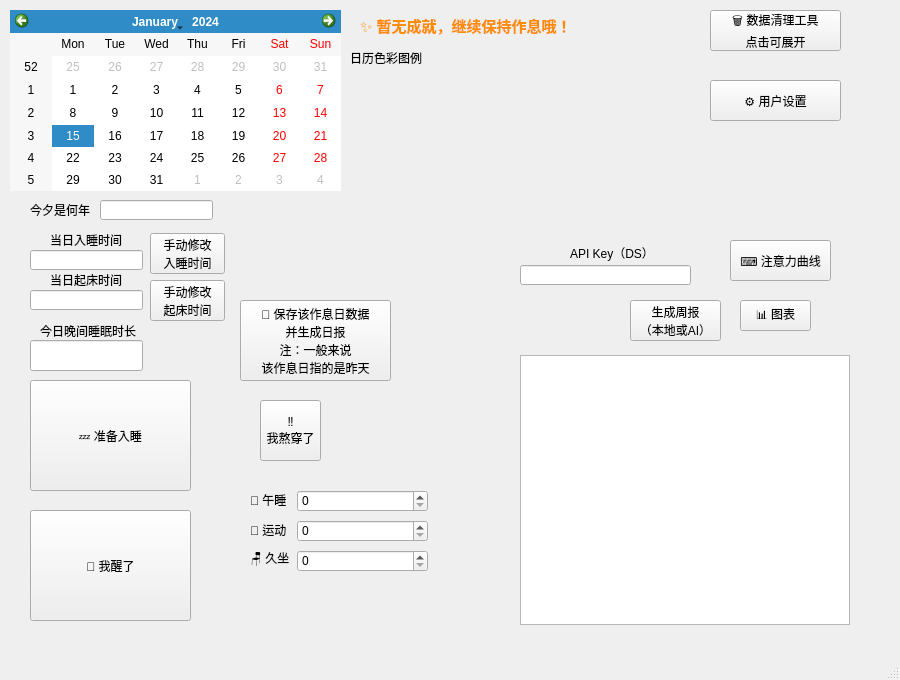
Above: SleepManagement/mainwindow.ui from SillyAndyZeng/Stack-Overflow-Sleeping before the change. Below: the same form after it.
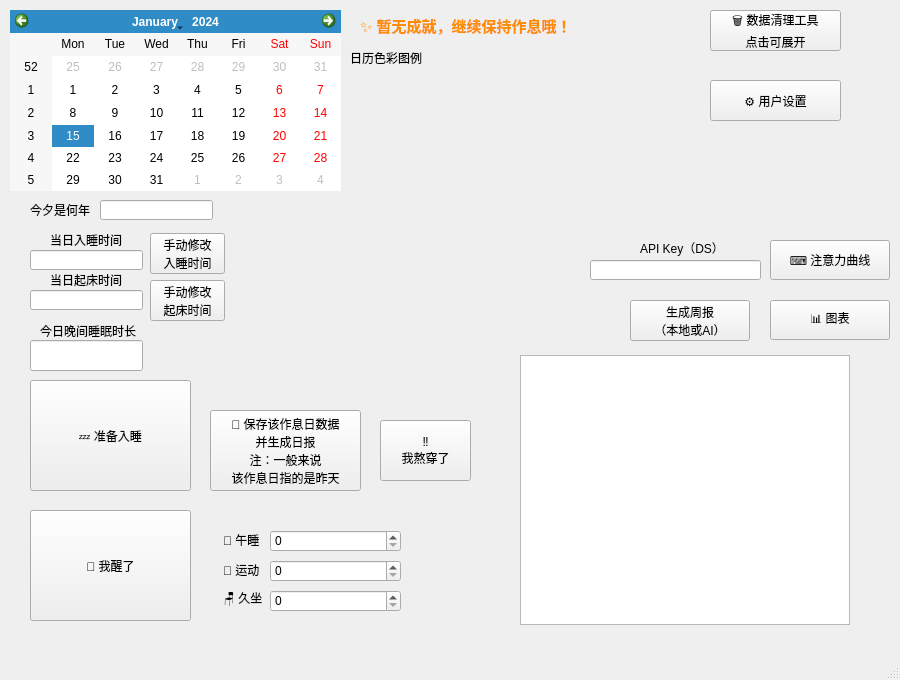
That is the form after the change.

The edit to the form file:
```diff
--- a/SleepManagement/mainwindow.ui
+++ b/SleepManagement/mainwindow.ui
@@ -27,8 +27,8 @@
    <widget class="QLabel" name="label_nap">
     <property name="geometry">
      <rect>
-      <x>250</x>
-      <y>490</y>
+      <x>223</x>
+      <y>530</y>
       <width>45</width>
       <height>20</height>
      </rect>
@@ -40,8 +40,8 @@
    <widget class="QSpinBox" name="spinBox_nap">
     <property name="geometry">
      <rect>
-      <x>297</x>
-      <y>490</y>
+      <x>270</x>
+      <y>530</y>
       <width>131</width>
       <height>22</height>
      </rect>
@@ -53,8 +53,8 @@
    <widget class="QLabel" name="label_exercise">
     <property name="geometry">
      <rect>
-      <x>250</x>
-      <y>520</y>
+      <x>223</x>
+      <y>560</y>
       <width>45</width>
       <height>20</height>
      </rect>
@@ -66,8 +66,8 @@
    <widget class="QSpinBox" name="spinBox_exercise">
     <property name="geometry">
      <rect>
-      <x>297</x>
-      <y>520</y>
+      <x>270</x>
+      <y>560</y>
       <width>131</width>
       <height>22</height>
      </rect>
@@ -76,8 +76,8 @@
    <widget class="QLabel" name="label_sit">
     <property name="geometry">
      <rect>
-      <x>250</x>
-      <y>550</y>
+      <x>223</x>
+      <y>590</y>
       <width>45</width>
       <height>20</height>
      </rect>
@@ -89,8 +89,8 @@
    <widget class="QSpinBox" name="spinBox_sit">
     <property name="geometry">
      <rect>
-      <x>297</x>
-      <y>550</y>
+      <x>270</x>
+      <y>590</y>
       <width>131</width>
       <height>22</height>
      </rect>
@@ -127,7 +127,7 @@
      <rect>
       <x>630</x>
       <y>300</y>
-      <width>91</width>
+      <width>120</width>
       <height>41</height>
      </rect>
     </property>
@@ -139,10 +139,10 @@
    <widget class="QPushButton" name="btn_show_chart">
     <property name="geometry">
      <rect>
-      <x>740</x>
+      <x>770</x>
       <y>300</y>
-      <width>71</width>
-      <height>31</height>
+      <width>120</width>
+      <height>40</height>
      </rect>
     </property>
     <property name="text">
@@ -162,8 +162,8 @@
    <widget class="QLineEdit" name="lineEdit_apiKey">
     <property name="geometry">
      <rect>
-      <x>520</x>
-      <y>265</y>
+      <x>590</x>
+      <y>260</y>
       <width>171</width>
       <height>20</height>
      </rect>
@@ -246,8 +246,8 @@
    <widget class="QLabel" name="label_3">
     <property name="geometry">
      <rect>
-      <x>570</x>
-      <y>245</y>
+      <x>640</x>
+      <y>240</y>
       <width>91</width>
       <height>16</height>
      </rect>
@@ -259,8 +259,8 @@
    <widget class="QPushButton" name="btn_save_report">
     <property name="geometry">
      <rect>
-      <x>240</x>
-      <y>300</y>
+      <x>210</x>
+      <y>410</y>
       <width>151</width>
       <height>81</height>
      </rect>
@@ -298,9 +298,9 @@
    <widget class="QPushButton" name="btn_set_nosleep">
     <property name="geometry">
      <rect>
-      <x>260</x>
-      <y>400</y>
-      <width>61</width>
+      <x>380</x>
+      <y>420</y>
+      <width>91</width>
       <height>61</height>
      </rect>
     </property>
@@ -362,10 +362,10 @@
    <widget class="QPushButton" name="btn_keyboard">
     <property name="geometry">
      <rect>
-      <x>730</x>
+      <x>770</x>
       <y>240</y>
-      <width>101</width>
-      <height>41</height>
+      <width>120</width>
+      <height>40</height>
      </rect>
     </property>
     <property name="text">
```
